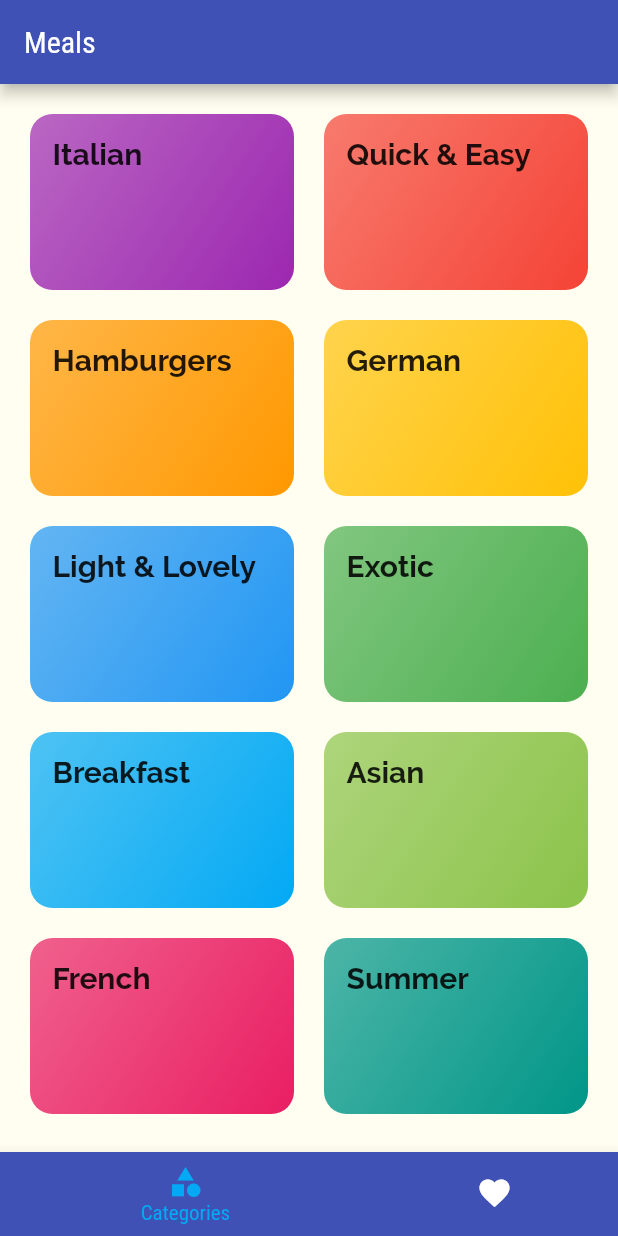
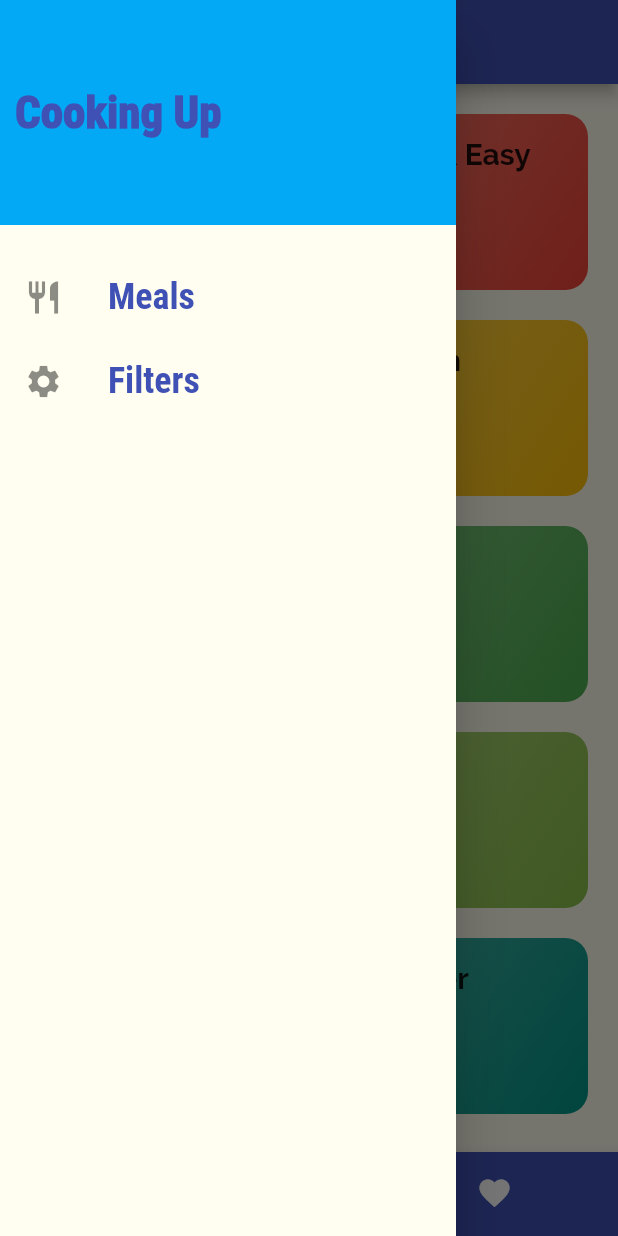
Before and after one commit to Bhupendrapt5/flutter-meal-app, a Flutter app: the screen it shows after launch, with the side drawer open (before the commit the screen has no drawer), on a phone screen of 412 x 824 dp. Run offline on Flutter 3.47's test engine with Material 2 defaults, Android fonts, the phone set to English and light mode, and no system bars.

Commit message:
Added Drawer

```diff
--- a/lib/main.dart
+++ b/lib/main.dart
@@ -1,5 +1,6 @@
 import 'package:flutter/material.dart';
 import 'package:my_meal_app/screen/bottom_tabs_screen.dart';
+import 'package:my_meal_app/screen/filter_screen.dart';
 
 
 import './screen/meal_detail_screen.dart';
@@ -43,7 +44,8 @@ class MyApp extends StatelessWidget {
       routes: {
         RouteNames.homeScreen: (ctx) => BottomTabsScreen(),
         RouteNames.mealScreen: (ctx) => MealsScreen(),
-        RouteNames.mealDeatailScreen: (ctx) => MealDetailScreen()
+        RouteNames.mealDeatailScreen: (ctx) => MealDetailScreen(),
+        RouteNames.filterScreen : (ctx) => FilterScreen(),
       },
       onGenerateRoute: (settings) {
         //It takes a function which executes for any named navigation (=pushNamed())
--- a/lib/miscFiles/routeNames.dart
+++ b/lib/miscFiles/routeNames.dart
@@ -4,6 +4,6 @@ class RouteNames{
   static const String mealScreen = '/meals_screen';
   static const String homeScreen = '/';
   static const String mealDeatailScreen = '/meal_detail_screen';
-
+  static const String filterScreen = '/filter_screen';
 
 }
--- a/lib/screen/bottom_tabs_screen.dart
+++ b/lib/screen/bottom_tabs_screen.dart
@@ -1,4 +1,5 @@
 import 'package:flutter/material.dart';
+import 'package:my_meal_app/widget/drawercontent.dart';
 
 import './favorite_meals_screen.dart';
 import './categories_screen.dart';
@@ -25,10 +26,12 @@ class _BottomTabsScreenState extends State<BottomTabsScreen> {
 
   @override
   Widget build(BuildContext context) {
-    return Scaffold(
+    return SafeArea(
+          child: Scaffold(
         appBar: AppBar(
           title: Text(_pages[_selectPageIndex]['title']),
         ),
+        drawer: DrawerContent(),
         body: _pages[_selectPageIndex]['page'],
         bottomNavigationBar: BottomNavigationBar(
           onTap: _selectPage,
@@ -50,6 +53,7 @@ class _BottomTabsScreenState extends State<BottomTabsScreen> {
             ),
           ],
         ),
+      ),
     );
   }
 }
--- a/lib/screen/meal_detail_screen.dart
+++ b/lib/screen/meal_detail_screen.dart
@@ -92,6 +92,10 @@ class MealDetailScreen extends StatelessWidget {
           ),
         ],
       ),
+      floatingActionButton: FloatingActionButton(
+        onPressed: () => Navigator.of(context).pop(_mealId),
+      child: Icon(Icons.delete),),
+      floatingActionButtonLocation: FloatingActionButtonLocation.endDocked,
     );
   }
 }
--- /dev/null
+++ b/lib/widget/drawercontent.dart
@@ -0,0 +1,67 @@
+import 'package:flutter/material.dart';
+import 'package:my_meal_app/miscFiles/routeNames.dart';
+
+class DrawerContent extends StatelessWidget {
+  Widget _myListTile(String title, IconData icon, BuildContext context, Function tapHandler) {
+    return ListTile(
+      leading: Icon(
+        icon,
+        size: 26,
+      ),
+      title: Text(
+        title,
+        style: TextStyle(
+          fontFamily: 'RobotoCondensed',
+          fontSize: 24,
+          fontWeight: FontWeight.bold,
+          color: Theme.of(context).primaryColor
+        ),
+      ),
+      onTap: tapHandler,
+    );
+  }
+
+  @override
+  Widget build(BuildContext context) {
+    return Drawer(
+      child: Column(
+        children: <Widget>[
+          Container(
+            height: 150,
+            width: double.infinity,
+            padding: const EdgeInsets.all(10),
+            alignment: Alignment.centerLeft,
+            color: Theme.of(context).accentColor,
+            // decoration: (),
+            child: Text(
+              "Cooking Up",
+              style: TextStyle(
+                  fontWeight: FontWeight.w900,
+                  fontSize: 30,
+                  color: Theme.of(context).primaryColor),
+            ),
+          ),
+          SizedBox(
+            height: 20,
+          ),
+          _myListTile(
+            "Meals",
+            Icons.restaurant,
+            context,
+            (){
+              Navigator.of(context).pushReplacementNamed('/');
+            }
+          ),
+          _myListTile(
+            "Filters",
+            Icons.settings,
+            context,
+            (){
+                Navigator.of(context).pushReplacementNamed(RouteNames.filterScreen);
+            }
+          ),
+        ],
+      ),
+    );
+  }
+}
```
Also changed, not shown: lib/screen/filter_screen.dart (added, +18 -0 lines), lib/screen/meals_screen.dart (+41 -10 lines), lib/widget/meal_item.dart (+7 -1 lines). Lines whose indentation alone changed are shown as unchanged.
